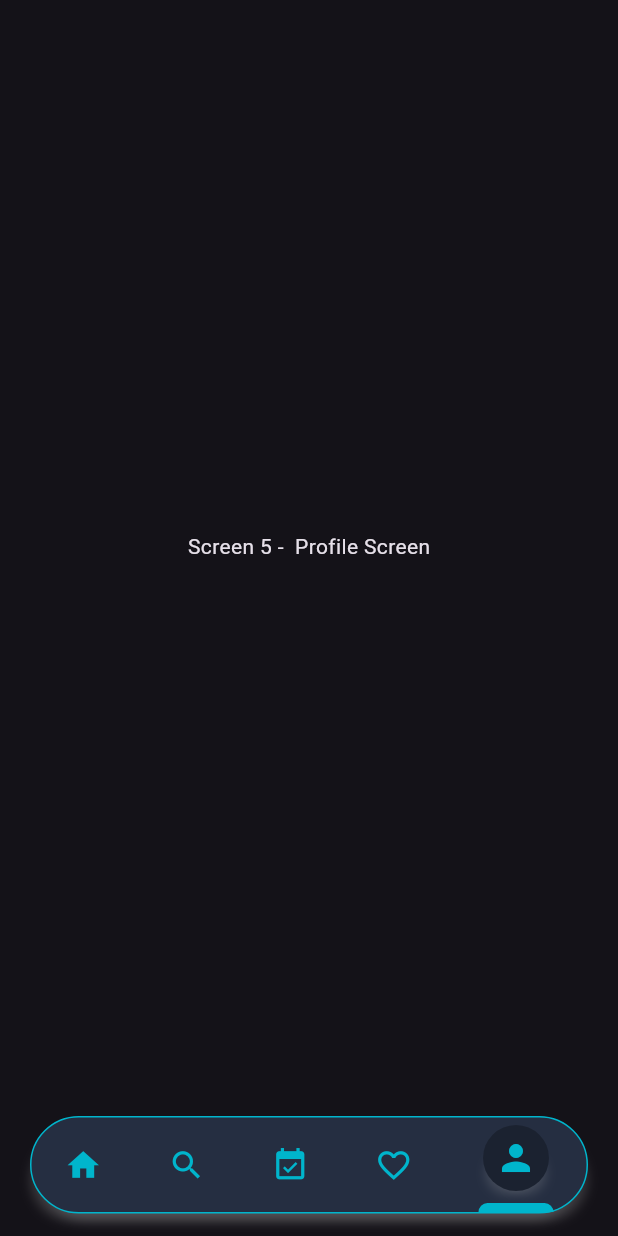
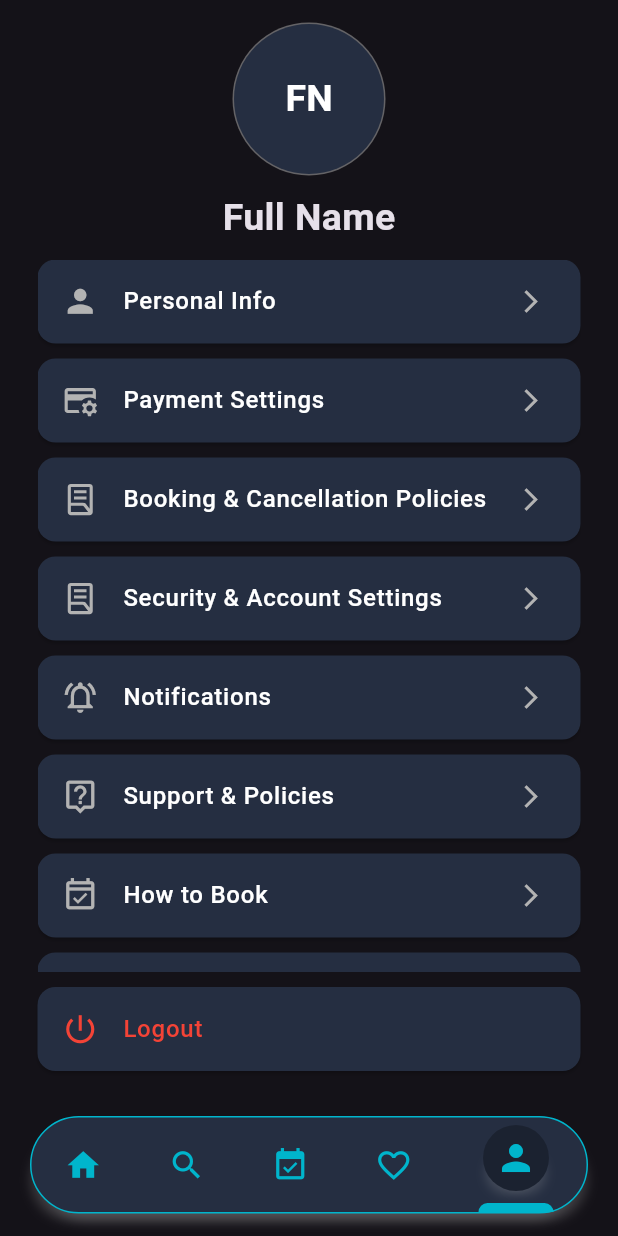
Before and after one commit to AbhinandhanaPU/houseboat_booking_app, a Flutter app: the HomeNavScreen screen opened directly, item 5 of the bottom bar chosen, on a phone screen of 412 x 824 dp. Run offline on Flutter 3.47's test engine with Material 3 defaults, Android fonts, the phone set to English and light mode, and no system bars; our stand-ins replace connectivity_plus, file_picker, flutter_svg, image_picker, intl_phone_field, lottie and 2 more.

Commit message:
user PROFILE SCREEN UI

```diff
--- a/lib/app/views/auth_screens/otp_screen.dart
+++ b/lib/app/views/auth_screens/otp_screen.dart
@@ -3,7 +3,7 @@ import 'dart:developer';
 import 'package:flutter/gestures.dart';
 import 'package:flutter/material.dart';
 import 'package:houseboat_booking/app/utils/colors.dart';
-import 'package:houseboat_booking/app/views/home/home_nav_screen.dart';
+import 'package:houseboat_booking/app/views/bottom_nav/bottom_nav_screen.dart';
 import 'package:houseboat_booking/app/widgets/colored_button.dart';
 import 'package:pinput/pinput.dart';
 
--- a/lib/app/views/home/home_nav_screen.dart
+++ b/lib/app/views/bottom_nav/bottom_nav_screen.dart
@@ -1,5 +1,6 @@
 import 'package:flutter/material.dart';
 import 'package:houseboat_booking/app/utils/colors.dart';
+import 'package:houseboat_booking/app/views/bottom_nav/tabs/profile/profile_screen.dart';
 
 class HomeNavScreen extends StatefulWidget {
   const HomeNavScreen({super.key});
@@ -17,7 +18,7 @@ class _HomeNavScreenState extends State<HomeNavScreen> {
     Center(child: Text('Screen 2 - Search Screen')),
     Center(child: Text('Screen 3 - Booking history Screen')),
     Center(child: Text('Screen 4 - Favorite/cart Screen')),
-    Center(child: Text('Screen 5 -  Profile Screen')),
+    ProfileScreen() // Screen 5 -  Profile Screen
   ];
 
   final List<IconData> navIcons = [
--- /dev/null
+++ b/lib/app/views/bottom_nav/tabs/profile/profile_item_card.dart
@@ -0,0 +1,56 @@
+import 'package:flutter/material.dart';
+import 'package:houseboat_booking/app/utils/colors.dart';
+import 'package:houseboat_booking/app/widgets/custom_icon.dart';
+
+class ProfileItemCard extends StatelessWidget {
+  final String title;
+  final dynamic leadingIcon;
+  final dynamic trailingIcon;
+  final Color iconColor;
+  final Color textColor;
+  final Function()? onTap;
+
+  const ProfileItemCard({
+    super.key,
+    required this.title,
+    this.leadingIcon,
+    this.trailingIcon,
+    this.iconColor = AppColors.lightGrey,
+    this.textColor = AppColors.whiteColor,
+    this.onTap,
+  });
+
+  @override
+  Widget build(BuildContext context) {
+    return Card(
+      color: AppColors.backgroundSecondary,
+      margin: EdgeInsets.all(0),
+      child: ListTile(
+        leading: leadingIcon != null
+            ? CustomIcon(
+                icon: leadingIcon,
+                size: 25,
+                color: iconColor,
+              )
+            : SizedBox(),
+        title: Text(
+          title,
+          textAlign: TextAlign.start,
+          style: TextStyle(
+            fontSize: 16,
+            fontWeight: FontWeight.w500,
+            color: textColor,
+          ),
+        ),
+        trailing: trailingIcon != null
+            ? CustomIcon(
+                icon: trailingIcon,
+                size: 18,
+                color: iconColor,
+              )
+            : SizedBox(),
+        onTap: onTap,
+      ),
+    );
+  }
+}
--- /dev/null
+++ b/lib/app/views/bottom_nav/tabs/profile/profile_screen.dart
@@ -0,0 +1,134 @@
+import 'package:flutter/material.dart';
+import 'package:houseboat_booking/app/utils/colors.dart';
+import 'package:houseboat_booking/app/views/bottom_nav/tabs/profile/profile_item_card.dart';
+
+class ProfileScreen extends StatefulWidget {
+  const ProfileScreen({super.key});
+
+  @override
+  State<ProfileScreen> createState() => _ProfileScreenState();
+}
+
+class _ProfileScreenState extends State<ProfileScreen> {
+  final List<Map<String, dynamic>> items = [
+    {
+      "title": "Personal Info",
+      "leading": Icons.person,
+      "trailing": Icons.arrow_forward_ios,
+      // "destination": SettingsScreen(),
+    },
+    {
+      "title": "Payment Settings",
+      "leading":
+          'assets/icons/credit_card_gear_24dp_E8EAED_FILL0_wght400_GRAD0_opsz24.svg',
+      "trailing": Icons.arrow_forward_ios,
+      // "destination": NotificationsScreen(),
+    },
+    {
+      "title": "Booking & Cancellation Policies",
+      "leading":
+          'assets/icons/lab_profile_24dp_E8EAED_FILL0_wght0_GRAD0_opsz24.svg',
+      "trailing": Icons.arrow_forward_ios,
+      // "destination": HelpScreen(),
+    },
+    {
+      "title": "Security & Account Settings",
+      "leading":
+          'assets/icons/lab_profile_24dp_E8EAED_FILL0_wght0_GRAD0_opsz24.svg',
+      "trailing": Icons.arrow_forward_ios,
+      // "destination": HelpScreen(),
+    },
+    {
+      "title": "Notifications",
+      "leading": Icons.notifications_active_outlined,
+      "trailing": Icons.arrow_forward_ios,
+      // "destination": NotificationsScreen(),
+    },
+    {
+      "title": "Support & Policies",
+      "leading": Icons.live_help_outlined,
+      "trailing": Icons.arrow_forward_ios,
+      // "destination": HelpScreen(),
+    },
+    {
+      "title": "How to Book",
+      "leading": Icons.event_available_outlined,
+      "trailing": Icons.arrow_forward_ios,
+      // "destination": HelpScreen(),
+    },
+    {
+      "title": "Invite a friend",
+      "leading": Icons.share,
+      "trailing": Icons.arrow_forward_ios,
+      // "destination": HelpScreen(),
+    },
+    {
+      "title": "App Info",
+      "leading": Icons.info_outline,
+      "trailing": Icons.arrow_forward_ios,
+      // "destination": HelpScreen(),
+    },
+  ];
+
+  @override
+  Widget build(BuildContext context) {
+    return SafeArea(
+      child: Scaffold(
+        body: Padding(
+          padding: const EdgeInsets.symmetric(horizontal: 25, vertical: 15),
+          child: Column(
+            spacing: 10,
+            children: [
+              // Profile Picture
+              CircleAvatar(
+                radius: 51,
+                backgroundColor: AppColors.lightGrey.withAlpha(128),
+                child: CircleAvatar(
+                  radius: 50,
+                  backgroundColor: AppColors.backgroundSecondary,
+                  foregroundColor: AppColors.whiteColor,
+                  child: const Text(
+                    "FN",
+                    style: TextStyle(
+                      fontSize: 25,
+                      fontWeight: FontWeight.bold,
+                    ),
+                  ),
+                ),
+              ),
+
+              // Full Name
+              const Text(
+                'Full Name',
+                style: TextStyle(
+                  fontSize: 25,
+                  fontWeight: FontWeight.bold,
+                ),
+              ),
+
+              Expanded(
+                child: ListView.separated(
+                  itemCount: items.length,
+                  separatorBuilder: (context, index) => SizedBox(height: 10),
+                  itemBuilder: (context, index) {
+                    return ProfileItemCard(
+                      title: items[index]["title"],
+                      leadingIcon: items[index]["leading"],
+                      trailingIcon: items[index]["trailing"],
+                    );
+                  },
+                ),
+              ),
+              ProfileItemCard(
+                title: 'Logout',
+                leadingIcon: Icons.power_settings_new,
+                iconColor: AppColors.errorColor,
+                textColor: AppColors.errorColor,
+              ),
+            ],
+          ),
+        ),
+      ),
+    );
+  }
+}
--- /dev/null
+++ b/lib/app/widgets/custom_icon.dart
@@ -0,0 +1,44 @@
+import 'package:flutter/material.dart';
+import 'package:flutter_svg/flutter_svg.dart';
+
+class CustomIcon extends StatelessWidget {
+  final dynamic icon; // Supports IconData, Unicode, or SVG path
+  final double size;
+  final Color color;
+
+  const CustomIcon({
+    super.key,
+    required this.icon,
+    this.size = 24,
+    this.color = Colors.white,
+  });
+
+  @override
+  Widget build(BuildContext context) {
+    if (icon is IconData) {
+      return Icon(icon, size: size, color: color);
+    } else if (icon is String && icon.startsWith('e')) {
+      return Icon(
+        IconData(
+          int.parse(icon, radix: 16),
+          fontFamily: 'MaterialSymbolsOutlined',
+        ),
+        size: size,
+        color: color,
+      );
+    } else if (icon is String && icon.endsWith('.svg')) {
+      return SvgPicture.asset(
+        icon,
+        width: size,
+        height: size,
+        colorFilter: ColorFilter.mode(color, BlendMode.srcIn),
+      );
+    } else {
+      return Icon(
+        Icons.error,
+        size: size,
+        color: Colors.red,
+      );
+    }
+  }
+}
--- a/pubspec.yaml
+++ b/pubspec.yaml
@@ -42,6 +42,8 @@ dependencies:
   lottie: ^3.3.1
   intl_phone_field: ^3.2.0
   pinput: ^5.0.1
+  google_fonts: ^6.2.1
+  flutter_svg: ^2.0.17
 
 dev_dependencies:
   flutter_test:
@@ -68,7 +70,7 @@ flutter:
   # To add assets to your application, add an assets section, like this:
   assets:
     - assets/animations/
-  #   - images/a_dot_ham.jpeg
+    - assets/icons/
 
   # An image asset can refer to one or more resolution-specific "variants", see
   # https://flutter.dev/to/resolution-aware-images
```
Also changed, not shown: assets/icons/credit_card_gear_24dp_E8EAED_FILL0_wght400_GRAD0_opsz24.svg (added), assets/icons/lab_profile_24dp_E8EAED_FILL0_wght0_GRAD0_opsz24.svg (added), pubspec.lock, 1 other file.
